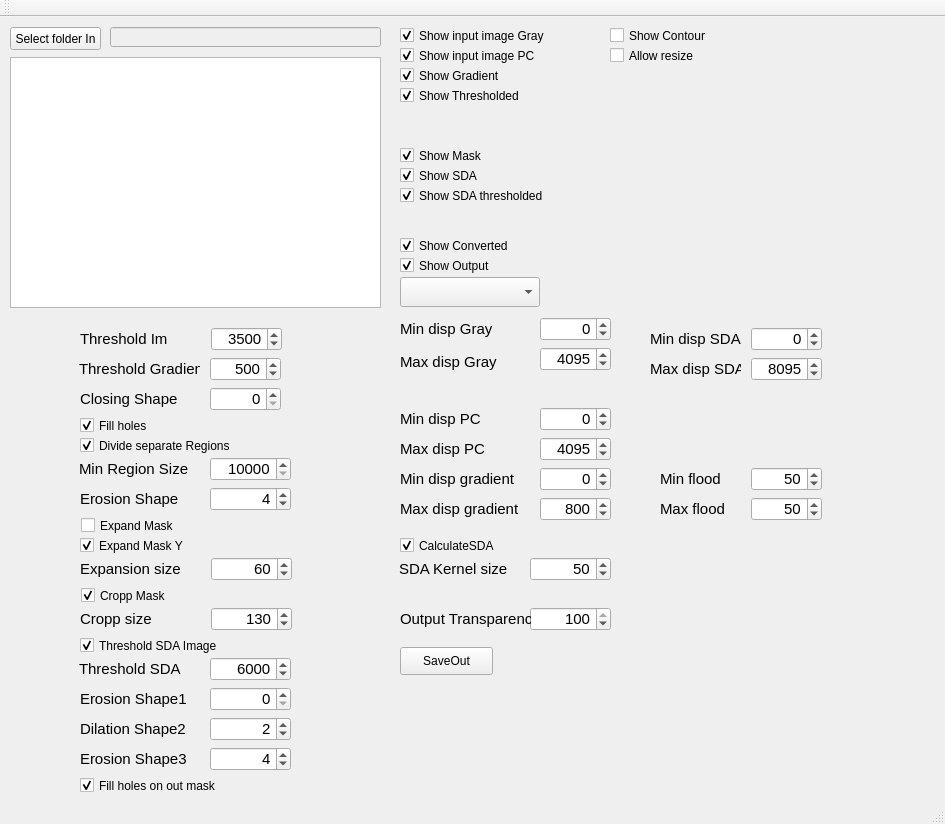
First picture: the form in HipsViever/mainwindow.ui, repository marcinkociolek/ProjectsPL, before the edit.
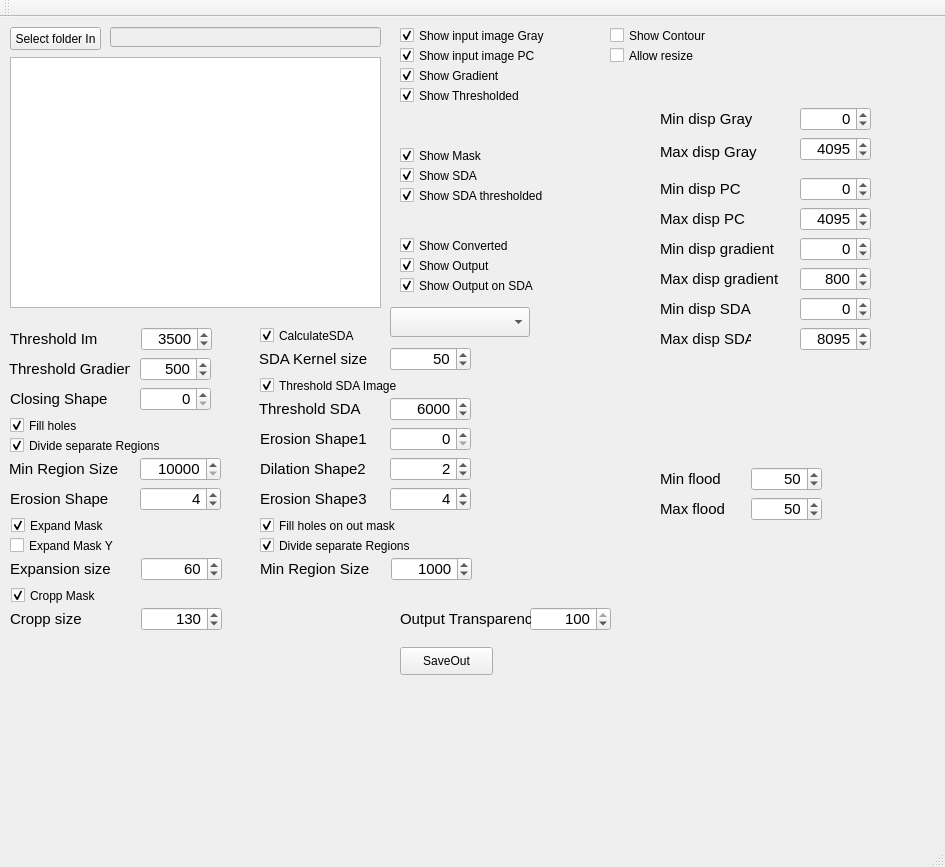
Second picture: the form after the edit.

Commit message: Hips Viever incremental

Diff of the .ui file:
```diff
--- a/HipsViever/mainwindow.ui
+++ b/HipsViever/mainwindow.ui
@@ -7,7 +7,7 @@
     <x>0</x>
     <y>0</y>
     <width>945</width>
-    <height>824</height>
+    <height>867</height>
    </rect>
   </property>
   <property name="windowTitle">
@@ -69,8 +69,8 @@
    <widget class="QComboBox" name="comboBoxShowModeGray">
     <property name="geometry">
      <rect>
-      <x>400</x>
-      <y>260</y>
+      <x>390</x>
+      <y>290</y>
       <width>140</width>
       <height>30</height>
      </rect>
@@ -84,8 +84,8 @@
    <widget class="QSpinBox" name="spinBoxMaxShowGray">
     <property name="geometry">
      <rect>
-      <x>540</x>
-      <y>330</y>
+      <x>800</x>
+      <y>120</y>
       <width>71</width>
       <height>24</height>
      </rect>
@@ -111,8 +111,8 @@
    <widget class="QSpinBox" name="spinBoxMinShowGray">
     <property name="geometry">
      <rect>
-      <x>540</x>
-      <y>300</y>
+      <x>800</x>
+      <y>90</y>
       <width>71</width>
       <height>24</height>
      </rect>
@@ -138,8 +138,8 @@
    <widget class="QLabel" name="labelMaxDispGray">
     <property name="geometry">
      <rect>
-      <x>400</x>
-      <y>330</y>
+      <x>660</x>
+      <y>120</y>
       <width>131</width>
       <height>30</height>
      </rect>
@@ -156,8 +156,8 @@
    <widget class="QLabel" name="labelMinDispGray">
     <property name="geometry">
      <rect>
-      <x>400</x>
-      <y>300</y>
+      <x>660</x>
+      <y>90</y>
       <width>121</width>
       <height>24</height>
      </rect>
@@ -193,8 +193,8 @@
    <widget class="QLabel" name="labelMaxDispPseudoColor">
     <property name="geometry">
      <rect>
-      <x>400</x>
-      <y>420</y>
+      <x>660</x>
+      <y>190</y>
       <width>121</width>
       <height>24</height>
      </rect>
@@ -211,8 +211,8 @@
    <widget class="QLabel" name="labelMinDispPseudoColor">
     <property name="geometry">
      <rect>
-      <x>400</x>
-      <y>390</y>
+      <x>660</x>
+      <y>160</y>
       <width>121</width>
       <height>24</height>
      </rect>
@@ -232,8 +232,8 @@
    <widget class="QSpinBox" name="spinBoxMaxShowPseudoColor">
     <property name="geometry">
      <rect>
-      <x>540</x>
-      <y>420</y>
+      <x>800</x>
+      <y>190</y>
       <width>71</width>
       <height>24</height>
      </rect>
@@ -259,8 +259,8 @@
    <widget class="QSpinBox" name="spinBoxMinShowPseudoColor">
     <property name="geometry">
      <rect>
-      <x>540</x>
-      <y>390</y>
+      <x>800</x>
+      <y>160</y>
       <width>71</width>
       <height>24</height>
      </rect>
@@ -286,8 +286,8 @@
    <widget class="QLabel" name="labelMaxDispGradient">
     <property name="geometry">
      <rect>
-      <x>400</x>
-      <y>480</y>
+      <x>660</x>
+      <y>250</y>
       <width>141</width>
       <height>24</height>
      </rect>
@@ -304,8 +304,8 @@
    <widget class="QSpinBox" name="spinBoxMinShowGradient">
     <property name="geometry">
      <rect>
-      <x>540</x>
-      <y>450</y>
+      <x>800</x>
+      <y>220</y>
       <width>71</width>
       <height>24</height>
      </rect>
@@ -331,8 +331,8 @@
    <widget class="QLabel" name="labelMinDispGradient">
     <property name="geometry">
      <rect>
-      <x>400</x>
-      <y>450</y>
+      <x>660</x>
+      <y>220</y>
       <width>141</width>
       <height>24</height>
      </rect>
@@ -352,8 +352,8 @@
    <widget class="QSpinBox" name="spinBoxMaxShowGradient">
     <property name="geometry">
      <rect>
-      <x>540</x>
-      <y>480</y>
+      <x>800</x>
+      <y>250</y>
       <width>71</width>
       <height>24</height>
      </rect>
@@ -411,7 +411,7 @@
    <widget class="QSpinBox" name="spinBoxThresholdOryginalImage">
     <property name="geometry">
      <rect>
-      <x>211</x>
+      <x>141</x>
       <y>310</y>
       <width>71</width>
       <height>24</height>
@@ -438,7 +438,7 @@
    <widget class="QLabel" name="labelMaxDispGradient_2">
     <property name="geometry">
      <rect>
-      <x>80</x>
+      <x>10</x>
       <y>310</y>
       <width>121</width>
       <height>24</height>
@@ -472,8 +472,8 @@
    <widget class="QSpinBox" name="spinBoxMaxShowConv">
     <property name="geometry">
      <rect>
-      <x>751</x>
-      <y>340</y>
+      <x>800</x>
+      <y>310</y>
       <width>71</width>
       <height>24</height>
      </rect>
@@ -499,8 +499,8 @@
    <widget class="QSpinBox" name="spinBoxMinShowConv">
     <property name="geometry">
      <rect>
-      <x>751</x>
-      <y>310</y>
+      <x>800</x>
+      <y>280</y>
       <width>71</width>
       <height>24</height>
      </rect>
@@ -526,8 +526,8 @@
    <widget class="QLabel" name="labelMinDispPseudoColor_2">
     <property name="geometry">
      <rect>
-      <x>650</x>
-      <y>310</y>
+      <x>660</x>
+      <y>280</y>
       <width>91</width>
       <height>24</height>
      </rect>
@@ -547,8 +547,8 @@
    <widget class="QLabel" name="labelMaxDispPseudoColor_2">
     <property name="geometry">
      <rect>
-      <x>650</x>
-      <y>340</y>
+      <x>660</x>
+      <y>310</y>
       <width>91</width>
       <height>24</height>
      </rect>
@@ -664,7 +664,7 @@
    <widget class="QLabel" name="labelMaxDispGradient_3">
     <property name="geometry">
      <rect>
-      <x>79</x>
+      <x>9</x>
       <y>340</y>
       <width>121</width>
       <height>24</height>
@@ -682,7 +682,7 @@
    <widget class="QSpinBox" name="spinBoxThresholdGradient">
     <property name="geometry">
      <rect>
-      <x>210</x>
+      <x>140</x>
       <y>340</y>
       <width>71</width>
       <height>24</height>
@@ -725,7 +725,7 @@
    <widget class="QCheckBox" name="CheckBoxFillHoles">
     <property name="geometry">
      <rect>
-      <x>80</x>
+      <x>10</x>
       <y>400</y>
       <width>151</width>
       <height>17</height>
@@ -741,7 +741,7 @@
    <widget class="QCheckBox" name="CheckBoxDivideseparateregions">
     <property name="geometry">
      <rect>
-      <x>80</x>
+      <x>10</x>
       <y>420</y>
       <width>171</width>
       <height>17</height>
@@ -757,7 +757,7 @@
    <widget class="QLabel" name="labelMaxDispGradient_4">
     <property name="geometry">
      <rect>
-      <x>79</x>
+      <x>9</x>
       <y>440</y>
       <width>131</width>
       <height>24</height>
@@ -775,7 +775,7 @@
    <widget class="QSpinBox" name="spinBoxMinRegionSize">
     <property name="geometry">
      <rect>
-      <x>210</x>
+      <x>140</x>
       <y>440</y>
       <width>81</width>
       <height>24</height>
@@ -805,7 +805,7 @@
    <widget class="QSpinBox" name="spinBoxExpansionSize">
     <property name="geometry">
      <rect>
-      <x>211</x>
+      <x>141</x>
       <y>540</y>
       <width>81</width>
       <height>24</height>
@@ -835,7 +835,7 @@
    <widget class="QCheckBox" name="CheckBoxExpandMask">
     <property name="geometry">
      <rect>
-      <x>81</x>
+      <x>11</x>
       <y>500</y>
       <width>171</width>
       <height>17</height>
@@ -845,13 +845,13 @@
      <string>Expand Mask</string>
     </property>
     <property name="checked">
-     <bool>false</bool>
+     <bool>true</bool>
     </property>
    </widget>
    <widget class="QLabel" name="labelMaxDispGradient_5">
     <property name="geometry">
      <rect>
-      <x>80</x>
+      <x>10</x>
       <y>540</y>
       <width>131</width>
       <height>24</height>
@@ -869,7 +869,7 @@
    <widget class="QCheckBox" name="CheckBoxCroppMask">
     <property name="geometry">
      <rect>
-      <x>81</x>
+      <x>11</x>
       <y>570</y>
       <width>171</width>
       <height>17</height>
@@ -885,7 +885,7 @@
    <widget class="QSpinBox" name="spinBoxCroppSize">
     <property name="geometry">
      <rect>
-      <x>211</x>
+      <x>141</x>
       <y>590</y>
       <width>81</width>
       <height>24</height>
@@ -915,7 +915,7 @@
    <widget class="QLabel" name="labelMaxDispGradient_6">
     <property name="geometry">
      <rect>
-      <x>80</x>
+      <x>10</x>
       <y>590</y>
       <width>131</width>
       <height>24</height>
@@ -933,8 +933,8 @@
    <widget class="QLabel" name="labelMaxDispGradient_7">
     <property name="geometry">
      <rect>
-      <x>399</x>
-      <y>540</y>
+      <x>259</x>
+      <y>330</y>
       <width>131</width>
       <height>24</height>
      </rect>
@@ -951,8 +951,8 @@
    <widget class="QSpinBox" name="spinBoxSDAKernelSize">
     <property name="geometry">
      <rect>
-      <x>530</x>
-      <y>540</y>
+      <x>390</x>
+      <y>330</y>
       <width>81</width>
       <height>24</height>
      </rect>
@@ -981,8 +981,8 @@
    <widget class="QCheckBox" name="CheckBoxCalculateSDA">
     <property name="geometry">
      <rect>
-      <x>400</x>
-      <y>520</y>
+      <x>260</x>
+      <y>310</y>
       <width>171</width>
       <height>17</height>
      </rect>
@@ -997,8 +997,8 @@
    <widget class="QCheckBox" name="CheckBoxThresholdSDA">
     <property name="geometry">
      <rect>
-      <x>80</x>
-      <y>620</y>
+      <x>260</x>
+      <y>360</y>
       <width>171</width>
       <height>17</height>
      </rect>
@@ -1013,8 +1013,8 @@
    <widget class="QLabel" name="labelMaxDispGradient_8">
     <property name="geometry">
      <rect>
-      <x>79</x>
-      <y>640</y>
+      <x>259</x>
+      <y>380</y>
       <width>131</width>
       <height>24</height>
      </rect>
@@ -1031,8 +1031,8 @@
    <widget class="QSpinBox" name="spinBoxThresholdSDA">
     <property name="geometry">
      <rect>
-      <x>210</x>
-      <y>640</y>
+      <x>390</x>
+      <y>380</y>
       <width>81</width>
       <height>24</height>
      </rect>
@@ -1154,7 +1154,7 @@
    <widget class="QLabel" name="labelMaxDispGradient_10">
     <property name="geometry">
      <rect>
-      <x>80</x>
+      <x>10</x>
       <y>470</y>
       <width>131</width>
       <height>24</height>
@@ -1172,7 +1172,7 @@
    <widget class="QSpinBox" name="spinBoxErosionShape">
     <property name="geometry">
      <rect>
-      <x>210</x>
+      <x>140</x>
       <y>470</y>
       <width>81</width>
       <height>24</height>
@@ -1202,7 +1202,7 @@
    <widget class="QLabel" name="labelMaxDispGradient_11">
     <property name="geometry">
      <rect>
-      <x>80</x>
+      <x>10</x>
       <y>370</y>
       <width>131</width>
       <height>24</height>
@@ -1220,7 +1220,7 @@
    <widget class="QSpinBox" name="spinBoxClosingShape">
     <property name="geometry">
      <rect>
-      <x>210</x>
+      <x>140</x>
       <y>370</y>
       <width>71</width>
       <height>24</height>
@@ -1250,8 +1250,8 @@
    <widget class="QLabel" name="labelMaxDispGradient_12">
     <property name="geometry">
      <rect>
-      <x>80</x>
-      <y>670</y>
+      <x>260</x>
+      <y>410</y>
       <width>131</width>
       <height>24</height>
      </rect>
@@ -1268,8 +1268,8 @@
    <widget class="QSpinBox" name="spinBoxErosionShape1">
     <property name="geometry">
      <rect>
-      <x>210</x>
-      <y>670</y>
+      <x>390</x>
+      <y>410</y>
       <width>81</width>
       <height>24</height>
      </rect>
@@ -1298,8 +1298,8 @@
    <widget class="QSpinBox" name="spinBoxDilationShape2">
     <property name="geometry">
      <rect>
-      <x>210</x>
-      <y>700</y>
+      <x>390</x>
+      <y>440</y>
       <width>81</width>
       <height>24</height>
      </rect>
@@ -1328,8 +1328,8 @@
    <widget class="QLabel" name="labelMaxDispGradient_13">
     <property name="geometry">
      <rect>
-      <x>80</x>
-      <y>700</y>
+      <x>260</x>
+      <y>440</y>
       <width>131</width>
       <height>24</height>
      </rect>
@@ -1346,8 +1346,8 @@
    <widget class="QSpinBox" name="spinBoxErosionShape3">
     <property name="geometry">
      <rect>
-      <x>210</x>
-      <y>730</y>
+      <x>390</x>
+      <y>470</y>
       <width>81</width>
       <height>24</height>
      </rect>
@@ -1376,8 +1376,8 @@
    <widget class="QLabel" name="labelMaxDispGradient_14">
     <property name="geometry">
      <rect>
-      <x>80</x>
-      <y>730</y>
+      <x>260</x>
+      <y>470</y>
       <width>131</width>
       <height>24</height>
      </rect>
@@ -1394,8 +1394,8 @@
    <widget class="QCheckBox" name="CheckBoxFillHolesOnOut">
     <property name="geometry">
      <rect>
-      <x>80</x>
-      <y>760</y>
+      <x>260</x>
+      <y>500</y>
       <width>151</width>
       <height>17</height>
      </rect>
@@ -1410,7 +1410,7 @@
    <widget class="QCheckBox" name="CheckBoxExpandMaskY">
     <property name="geometry">
      <rect>
-      <x>80</x>
+      <x>10</x>
       <y>520</y>
       <width>171</width>
       <height>17</height>
@@ -1420,7 +1420,7 @@
      <string>Expand Mask Y</string>
     </property>
     <property name="checked">
-     <bool>true</bool>
+     <bool>false</bool>
     </property>
    </widget>
    <widget class="QCheckBox" name="CheckBoxShowThesholded">
@@ -1471,6 +1471,86 @@
      <bool>true</bool>
     </property>
    </widget>
+   <widget class="QCheckBox" name="CheckBoxDivideseparateregionsSDA">
+    <property name="geometry">
+     <rect>
+      <x>260</x>
+      <y>520</y>
+      <width>171</width>
+      <height>17</height>
+     </rect>
+    </property>
+    <property name="text">
+     <string>Divide separate Regions</string>
+    </property>
+    <property name="checked">
+     <bool>true</bool>
+    </property>
+   </widget>
+   <widget class="QSpinBox" name="spinBoxMinRegionSizeSDA">
+    <property name="geometry">
+     <rect>
+      <x>391</x>
+      <y>540</y>
+      <width>81</width>
+      <height>24</height>
+     </rect>
+    </property>
+    <property name="font">
+     <font>
+      <pointsize>11</pointsize>
+     </font>
+    </property>
+    <property name="alignment">
+     <set>Qt::AlignRight|Qt::AlignTrailing|Qt::AlignVCenter</set>
+    </property>
+    <property name="minimum">
+     <number>200</number>
+    </property>
+    <property name="maximum">
+     <number>20000</number>
+    </property>
+    <property name="singleStep">
+     <number>100</number>
+    </property>
+    <property name="value">
+     <number>1000</number>
+    </property>
+   </widget>
+   <widget class="QLabel" name="labelMaxRegSizeSDA">
+    <property name="geometry">
+     <rect>
+      <x>260</x>
+      <y>540</y>
+      <width>131</width>
+      <height>24</height>
+     </rect>
+    </property>
+    <property name="font">
+     <font>
+      <pointsize>11</pointsize>
+     </font>
+    </property>
+    <property name="text">
+     <string>Min Region Size</string>
+    </property>
+   </widget>
+   <widget class="QCheckBox" name="CheckBoxShowOutputOnSDA">
+    <property name="geometry">
+     <rect>
+      <x>400</x>
+      <y>260</y>
+      <width>151</width>
+      <height>17</height>
+     </rect>
+    </property>
+    <property name="text">
+     <string>Show Output on SDA</string>
+    </property>
+    <property name="checked">
+     <bool>true</bool>
+    </property>
+   </widget>
   </widget>
   <widget class="QMenuBar" name="menuBar">
    <property name="geometry">
```
The commit also changes 2 other files.
